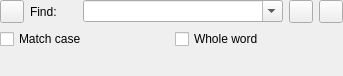
Before: the Qt Designer form UI/SearchWidget.ui in testmana2/test, drawn with Qt 5.
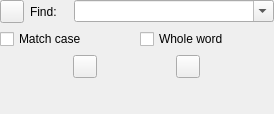
After: the same form once the commit is applied.

Commit message: Some fine adjustments to the new search function of the log viewer.

Patch:
```diff
--- a/UI/SearchWidget.ui
+++ b/UI/SearchWidget.ui
@@ -6,8 +6,8 @@
    <rect>
     <x>0</x>
     <y>0</y>
-    <width>343</width>
-    <height>76</height>
+    <width>274</width>
+    <height>114</height>
    </rect>
   </property>
   <property name="windowTitle">
@@ -64,20 +64,6 @@
        </property>
       </widget>
      </item>
-     <item>
-      <widget class="QToolButton" name="findPrevButton">
-       <property name="toolTip">
-        <string>Press to find the previous occurrence</string>
-       </property>
-      </widget>
-     </item>
-     <item>
-      <widget class="QToolButton" name="findNextButton">
-       <property name="toolTip">
-        <string>Press to find the next occurrence</string>
-       </property>
-      </widget>
-     </item>
     </layout>
    </item>
    <item>
@@ -98,6 +84,24 @@
      </item>
     </layout>
    </item>
+   <item>
+    <layout class="QHBoxLayout" name="horizontalLayout_3">
+     <item>
+      <widget class="QToolButton" name="findPrevButton">
+       <property name="toolTip">
+        <string>Press to find the previous occurrence</string>
+       </property>
+      </widget>
+     </item>
+     <item>
+      <widget class="QToolButton" name="findNextButton">
+       <property name="toolTip">
+        <string>Press to find the next occurrence</string>
+       </property>
+      </widget>
+     </item>
+    </layout>
+   </item>
    <item>
     <spacer name="verticalSpacer">
      <property name="orientation">
```
Left out of the diff: 2 changed lines with no effect on the pictures. The commit also changes 1 other file.
